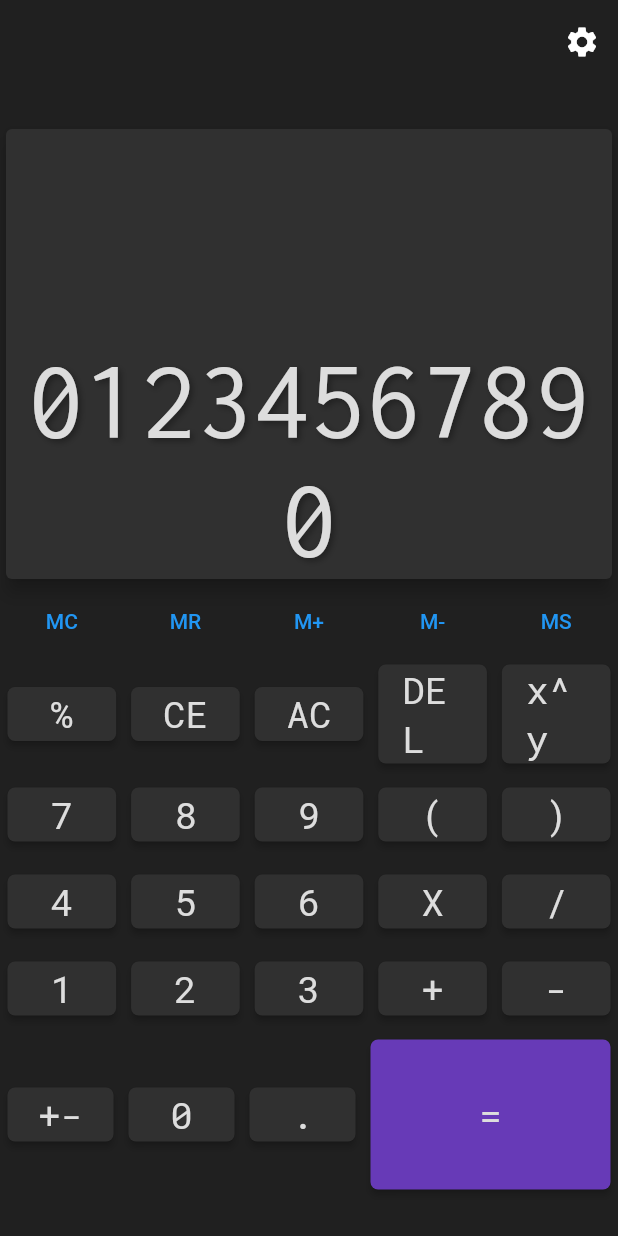
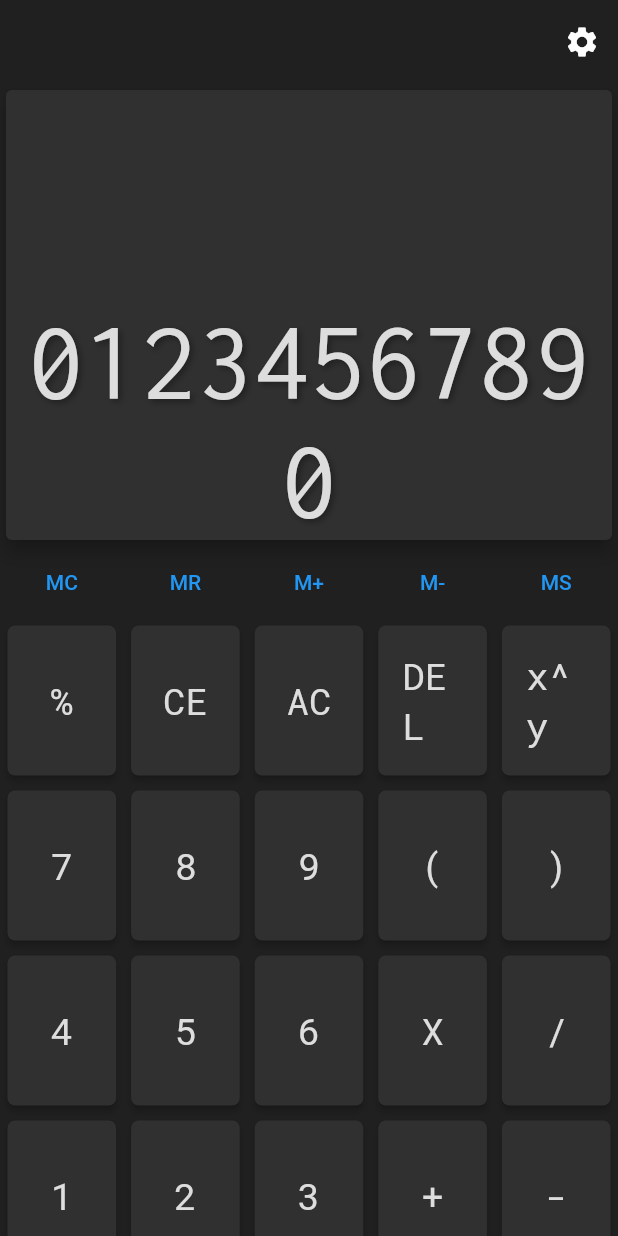
Before and after one commit to lucas-marianno/flutter_calculator_math_parser, a Flutter app: the screen it shows after launch, on a phone screen of 412 x 824 dp. Run offline on Flutter 3.47's test engine with Material 2 defaults, Android fonts, the phone set to English and light mode, and no system bars; our stand-ins replace google_fonts.

Commit message:
buttons autosize refactored

```diff
--- a/lib/buttons.dart
+++ b/lib/buttons.dart
@@ -1,57 +1,51 @@
 import 'package:flutter/material.dart';
 import 'style.dart';
 
-
 class FunctionButton extends StatelessWidget {
   final String keyText;
-  const FunctionButton(this.keyText,{super.key});
+  const FunctionButton(this.keyText, {super.key});
 
   @override
   Widget build(BuildContext context) {
     return Expanded(
       child: Padding(
-        padding: EdgeInsets.symmetric(horizontal: DefaultSizes.defaultKeyPadding),
-        child: TextButton(onPressed: (){}, child: Text(keyText))
-      ),
+          padding:
+              EdgeInsets.symmetric(horizontal: DefaultSizes.defaultKeyPadding),
+          child: TextButton(onPressed: () {}, child: Text(keyText))),
     );
   }
 }
 
-class NumButton extends StatelessWidget {
+class DefaultButton extends StatelessWidget {
   final String keyText;
-  const NumButton(this.keyText, {super.key});
+  const DefaultButton(this.keyText, {super.key});
 
   @override
   Widget build(BuildContext context) {
     return Expanded(
       child: Padding(
         padding: EdgeInsets.all(DefaultSizes.defaultKeyPadding),
+        child: ElevatedButton(onPressed: () {}, child: Text(keyText)),
+      ),
+    );
+  }
+}
+
+class EqualButton extends StatelessWidget {
+  const EqualButton({super.key});
+
+  @override
+  Widget build(BuildContext context) {
+    return Expanded(
+      flex: 2,
+      child: Padding(
+        padding: EdgeInsets.all(DefaultSizes.defaultKeyPadding),
         child: ElevatedButton(
+          style: equalButtonStyle(),
           onPressed: () {},
-          child: Text(
-            keyText,
-            //style: keyTextStyle(),
-          ),
+          child: const Text('='),
         ),
       ),
     );
   }
 }
-class EqualButton extends StatelessWidget {
-  const EqualButton({super.key});
-
-  @override
-  Widget build(BuildContext context) {
-    return Padding(
-      padding: EdgeInsets.all(DefaultSizes.defaultKeyPadding),
-      child: ElevatedButton(
-        style: equalButtonStyle(),
-        onPressed: () {},
-        child: const Text(
-          '=',
-          //style: keyTextStyle(),
-        ),
-      ),
-    );
-  }
-}
--- a/lib/keyboard_rows.dart
+++ b/lib/keyboard_layout.dart
@@ -1,5 +1,23 @@
 import 'package:flutter/material.dart';
 import 'buttons.dart';
+
+class KeyBoard extends StatelessWidget {
+  const KeyBoard({super.key});
+
+  @override
+  Widget build(BuildContext context) {
+    return Column(
+      children: const [
+        MemRow(),
+        Row0(),
+        Row1(),
+        Row2(),
+        Row3(),
+        Row4(),
+      ],
+    );
+  }
+}
 
 class MemRow extends StatelessWidget {
   const MemRow({super.key});
@@ -26,16 +44,17 @@ class Row0 extends StatelessWidget {
   Widget build(BuildContext context) {
     return Row(
       mainAxisAlignment: MainAxisAlignment.center,
-      children: const[
-        NumButton('%'),
-        NumButton('CE'),
-        NumButton('AC'),
-        NumButton('DEL'),
-        NumButton('x^y'),
+      children: const [
+        DefaultButton('%'),
+        DefaultButton('CE'),
+        DefaultButton('AC'),
+        DefaultButton('DEL'),
+        DefaultButton('x^y'),
       ],
     );
   }
 }
+
 class Row1 extends StatelessWidget {
   const Row1({super.key});
 
@@ -43,12 +62,12 @@ class Row1 extends StatelessWidget {
   Widget build(BuildContext context) {
     return Row(
       mainAxisAlignment: MainAxisAlignment.center,
-      children: const[
-        NumButton('7'),
-        NumButton('8'),
-        NumButton('9'),
-        NumButton('('),
-        NumButton(')'),
+      children: const [
+        DefaultButton('7'),
+        DefaultButton('8'),
+        DefaultButton('9'),
+        DefaultButton('('),
+        DefaultButton(')'),
       ],
     );
   }
@@ -62,11 +81,11 @@ class Row2 extends StatelessWidget {
     return Row(
       mainAxisAlignment: MainAxisAlignment.center,
       children: const [
-        NumButton('4'),
-        NumButton('5'),
-        NumButton('6'),
-        NumButton('X'),
-        NumButton('/'),
+        DefaultButton('4'),
+        DefaultButton('5'),
+        DefaultButton('6'),
+        DefaultButton('X'),
+        DefaultButton('/'),
       ],
     );
   }
@@ -80,11 +99,11 @@ class Row3 extends StatelessWidget {
     return Row(
       mainAxisAlignment: MainAxisAlignment.center,
       children: const [
-        NumButton('1'),
-        NumButton('2'),
-        NumButton('3'),
-        NumButton('+'),
-        NumButton('-'),
+        DefaultButton('1'),
+        DefaultButton('2'),
+        DefaultButton('3'),
+        DefaultButton('+'),
+        DefaultButton('-'),
       ],
     );
   }
@@ -98,9 +117,9 @@ class Row4 extends StatelessWidget {
     return Row(
       mainAxisAlignment: MainAxisAlignment.center,
       children: const [
-        NumButton('+-'),
-        NumButton('0'),
-        NumButton('.'),
+        DefaultButton('+-'),
+        DefaultButton('0'),
+        DefaultButton('.'),
         EqualButton(),
       ],
     );
--- a/lib/main.dart
+++ b/lib/main.dart
@@ -1,7 +1,7 @@
 import 'package:calculator2/appbar.dart';
 import 'package:flutter/material.dart';
 import 'style.dart';
-import 'keyboard_rows.dart';
+import 'keyboard_layout.dart';
 import 'screen.dart';
 import 'package:flutter/services.dart';
 
@@ -47,7 +47,6 @@ class _HomePageState extends State<HomePage> {
   @override
   Widget build(BuildContext context) {
     return SafeArea(
-
       child: Scaffold(
         appBar: myAppBar(),
         backgroundColor: Palette.darkest,
@@ -56,12 +55,7 @@ class _HomePageState extends State<HomePage> {
             mainAxisAlignment: MainAxisAlignment.center,
             children: const [
               Screen(),
-              MemRow(),
-              Row0(),
-              Row1(),
-              Row2(),
-              Row3(),
-              Row4(),
+              KeyBoard(),
             ],
           ),
         ),
--- a/lib/style.dart
+++ b/lib/style.dart
@@ -41,7 +41,7 @@ ElevatedButtonThemeData defaultButtonThemeData() {
   return ElevatedButtonThemeData(
     style: ElevatedButton.styleFrom(
       shape: const RoundedRectangleBorder(borderRadius: BorderRadius.all(Radius.circular(5))),
-      //fixedSize: DefaultSizes.defaultKeySize,
+      minimumSize: DefaultSizes.defaultKeySize,
       backgroundColor: Palette.dark,
       foregroundColor: Palette.light,
       textStyle: GoogleFonts.robotoMono(fontSize: DefaultSizes.defaultKeyTextSize),
@@ -59,7 +59,7 @@ ButtonStyle operatorButtonThemeData() {
   );
 }
 
-ButtonStyle functionButtonStyle() {
+ButtonStyle memButtonStyle() {
   return ElevatedButton.styleFrom(
     elevation: 0,
     fixedSize:
```
